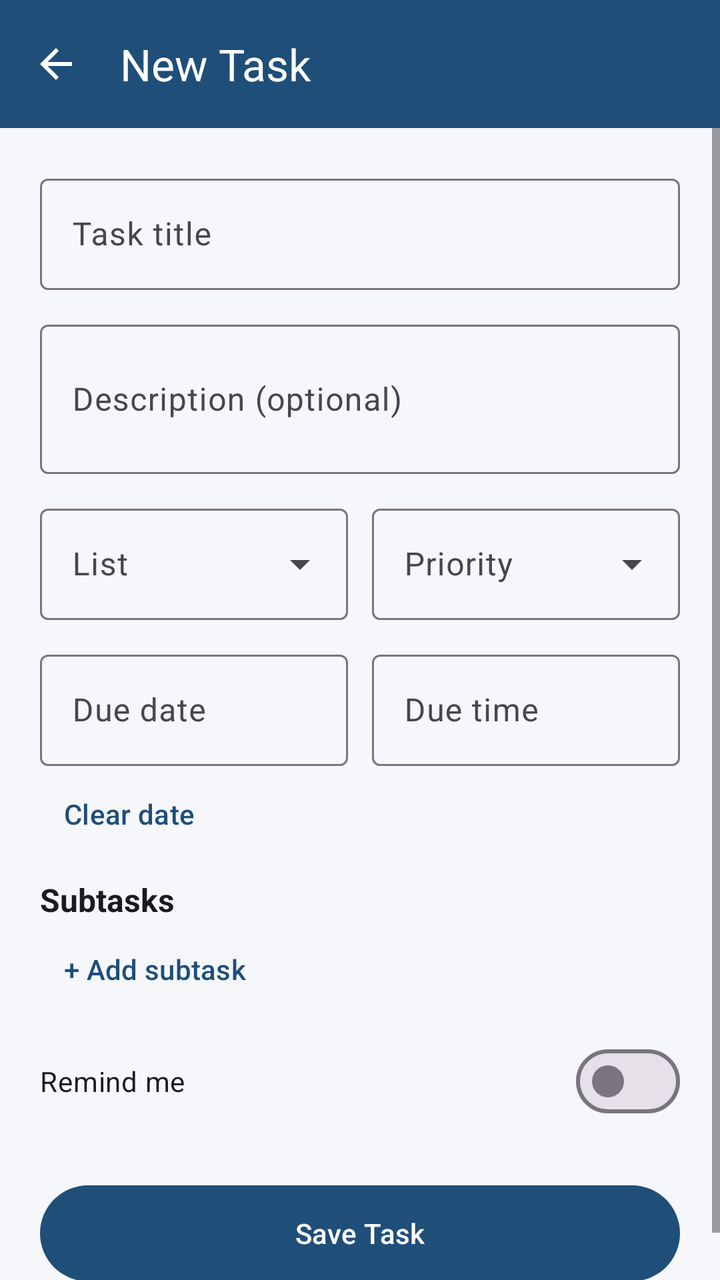
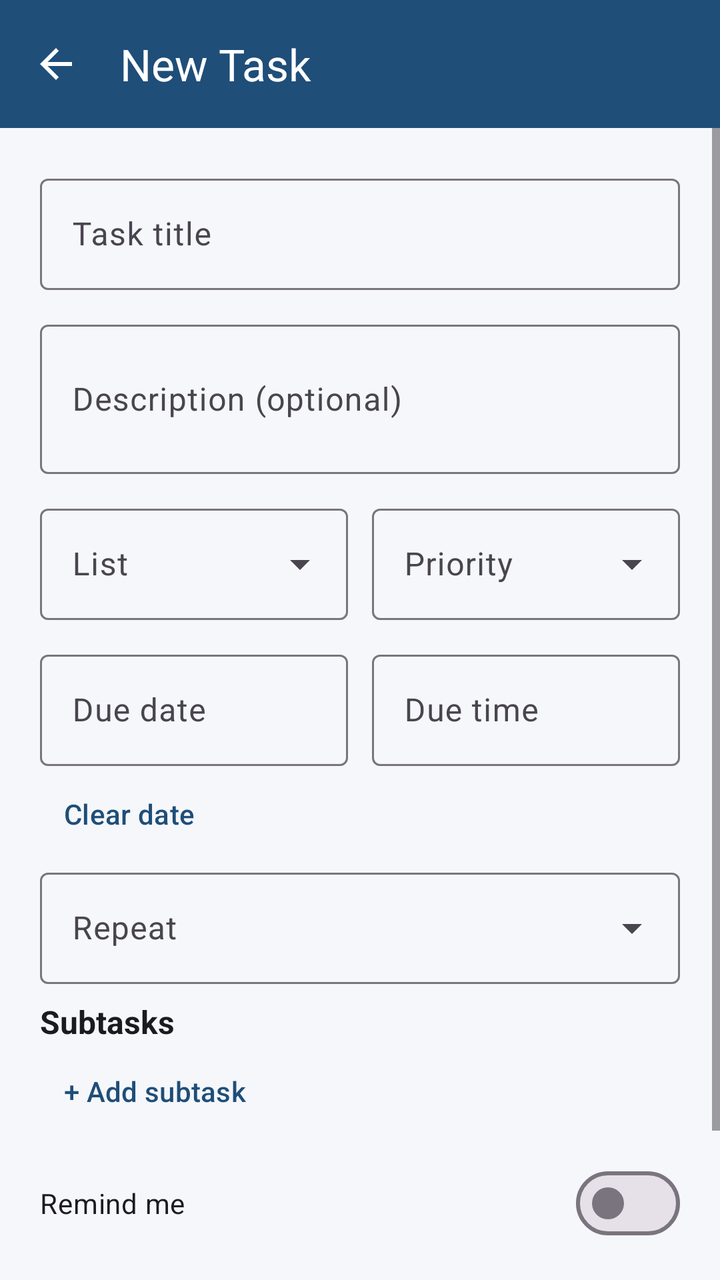

Screens rendered from an Android XML layout before and after an edit, with the pre-edit source and the edit as a unified diff.
<!-- AndroidManifest.xml: application theme Theme.TaskFlow -->
<!-- res/layout/activity_task_form.xml -->
<?xml version="1.0" encoding="utf-8"?>
<LinearLayout xmlns:android="http://schemas.android.com/apk/res/android"
    xmlns:app="http://schemas.android.com/apk/res-auto"
    android:layout_width="match_parent"
    android:layout_height="match_parent"
    android:orientation="vertical">

    <com.google.android.material.appbar.MaterialToolbar
        android:id="@+id/toolbar"
        android:layout_width="match_parent"
        android:layout_height="?attr/actionBarSize"
        android:background="@color/toolbar_bg"
        android:theme="@style/ThemeOverlay.AppCompat.Dark.ActionBar"
        app:navigationIcon="@drawable/ic_back"
        app:title="@string/title_new_task"
        app:titleTextColor="@color/white" />

    <ScrollView
        android:layout_width="match_parent"
        android:layout_height="0dp"
        android:layout_weight="1"
        android:fillViewport="true">

        <LinearLayout
            android:layout_width="match_parent"
            android:layout_height="wrap_content"
            android:orientation="vertical"
            android:padding="20dp">

            <com.google.android.material.textfield.TextInputLayout
                android:id="@+id/tilTitle"
                style="@style/Widget.Material3.TextInputLayout.OutlinedBox"
                android:layout_width="match_parent"
                android:layout_height="wrap_content"
                android:hint="@string/hint_task_title">

                <com.google.android.material.textfield.TextInputEditText
                    android:id="@+id/etTitle"
                    android:layout_width="match_parent"
                    android:layout_height="wrap_content"
                    android:inputType="textCapSentences"
                    android:maxLength="200" />
            </com.google.android.material.textfield.TextInputLayout>

            <com.google.android.material.textfield.TextInputLayout
                style="@style/Widget.Material3.TextInputLayout.OutlinedBox"
                android:layout_width="match_parent"
                android:layout_height="wrap_content"
                android:layout_marginTop="12dp"
                android:hint="@string/hint_task_desc">

                <com.google.android.material.textfield.TextInputEditText
                    android:id="@+id/etDescription"
                    android:layout_width="match_parent"
                    android:layout_height="wrap_content"
                    android:inputType="textMultiLine|textCapSentences"
                    android:maxLength="2000"
                    android:minLines="2" />
            </com.google.android.material.textfield.TextInputLayout>

            <LinearLayout
                android:layout_width="match_parent"
                android:layout_height="wrap_content"
                android:layout_marginTop="12dp"
                android:orientation="horizontal">

                <com.google.android.material.textfield.TextInputLayout
                    style="@style/Widget.Material3.TextInputLayout.OutlinedBox.ExposedDropdownMenu"
                    android:layout_width="0dp"
                    android:layout_height="wrap_content"
                    android:layout_marginEnd="6dp"
                    android:layout_weight="1"
                    android:hint="@string/hint_list">

                    <AutoCompleteTextView
                        android:id="@+id/acList"
                        android:layout_width="match_parent"
                        android:layout_height="wrap_content"
                        android:inputType="none" />
                </com.google.android.material.textfield.TextInputLayout>

                <com.google.android.material.textfield.TextInputLayout
                    style="@style/Widget.Material3.TextInputLayout.OutlinedBox.ExposedDropdownMenu"
                    android:layout_width="0dp"
                    android:layout_height="wrap_content"
                    android:layout_marginStart="6dp"
                    android:layout_weight="1"
                    android:hint="@string/hint_priority">

                    <AutoCompleteTextView
                        android:id="@+id/acPriority"
                        android:layout_width="match_parent"
                        android:layout_height="wrap_content"
                        android:inputType="none" />
                </com.google.android.material.textfield.TextInputLayout>
            </LinearLayout>

            <LinearLayout
                android:layout_width="match_parent"
                android:layout_height="wrap_content"
                android:layout_marginTop="12dp"
                android:orientation="horizontal">

                <com.google.android.material.textfield.TextInputLayout
                    style="@style/Widget.Material3.TextInputLayout.OutlinedBox"
                    android:layout_width="0dp"
                    android:layout_height="wrap_content"
                    android:layout_marginEnd="6dp"
                    android:layout_weight="1"
                    android:hint="@string/hint_due_date">

                    <com.google.android.material.textfield.TextInputEditText
                        android:id="@+id/etDate"
                        android:layout_width="match_parent"
                        android:layout_height="wrap_content"
                        android:focusable="false"
                        android:inputType="none" />
                </com.google.android.material.textfield.TextInputLayout>

                <com.google.android.material.textfield.TextInputLayout
                    style="@style/Widget.Material3.TextInputLayout.OutlinedBox"
                    android:layout_width="0dp"
                    android:layout_height="wrap_content"
                    android:layout_marginStart="6dp"
                    android:layout_weight="1"
                    android:hint="@string/hint_due_time">

                    <com.google.android.material.textfield.TextInputEditText
                        android:id="@+id/etTime"
                        android:layout_width="match_parent"
                        android:layout_height="wrap_content"
                        android:focusable="false"
                        android:inputType="none" />
                </com.google.android.material.textfield.TextInputLayout>
            </LinearLayout>

            <com.google.android.material.button.MaterialButton
                android:id="@+id/btnClearDate"
                style="@style/Widget.Material3.Button.TextButton"
                android:layout_width="wrap_content"
                android:layout_height="wrap_content"
                android:text="@string/btn_clear_date" />

            <TextView
                android:layout_width="wrap_content"
                android:layout_height="wrap_content"
                android:layout_marginTop="8dp"
                android:text="@string/label_subtasks"
                android:textColor="?attr/colorOnSurface"
                android:textSize="16sp"
                android:textStyle="bold" />

            <LinearLayout
                android:id="@+id/subtaskContainer"
                android:layout_width="match_parent"
                android:layout_height="wrap_content"
                android:orientation="vertical" />

            <com.google.android.material.button.MaterialButton
                android:id="@+id/btnAddSubtask"
                style="@style/Widget.Material3.Button.TextButton"
                android:layout_width="wrap_content"
                android:layout_height="wrap_content"
                android:text="@string/btn_add_subtask" />

            <com.google.android.material.materialswitch.MaterialSwitch
                android:id="@+id/switchRemind"
                android:layout_width="match_parent"
                android:layout_height="wrap_content"
                android:layout_marginTop="8dp"
                android:text="@string/label_remind" />

            <com.google.android.material.button.MaterialButton
                android:id="@+id/btnSave"
                android:layout_width="match_parent"
                android:layout_height="56dp"
                android:layout_marginTop="24dp"
                android:text="@string/btn_save_task" />
        </LinearLayout>
    </ScrollView>
</LinearLayout>
<!-- resources referenced by this layout -->
<resources>
  <color name="toolbar_bg">#1F4E79</color>
  <color name="white">#FFFFFF</color>
  <!-- drawable ic_back (drawable) -->
  <vector xmlns:android="http://schemas.android.com/apk/res/android" android:width="24dp" android:height="24dp" android:viewportWidth="24" android:viewportHeight="24">
      <path android:fillColor="#FFFFFF" android:pathData="M20,11H7.83l5.59,-5.59L12,4l-8,8 8,8 1.41,-1.41L7.83,13H20v-2z" />
  </vector>
  <string name="btn_add_subtask">+ Add subtask</string>
  <string name="btn_clear_date">Clear date</string>
  <string name="btn_save_task">Save Task</string>
  <string name="hint_due_date">Due date</string>
  <string name="hint_due_time">Due time</string>
  <string name="hint_list">List</string>
  <string name="hint_priority">Priority</string>
  <string name="hint_task_desc">Description (optional)</string>
  <string name="hint_task_title">Task title</string>
  <string name="label_remind">Remind me</string>
  <string name="label_subtasks">Subtasks</string>
  <string name="title_new_task">New Task</string>
  <style name="Theme.TaskFlow" parent="Theme.Material3.DayNight.NoActionBar">
          <item name="colorPrimary">@color/brand_primary</item>
          <item name="colorOnPrimary">@color/brand_on_primary</item>
          <item name="colorSecondary">@color/brand_green</item>
          <item name="colorOnSecondary">@color/white</item>
          <item name="colorSecondaryContainer">@color/secondary_container</item>
          <item name="colorOnSecondaryContainer">@color/on_secondary_container</item>
          <item name="colorSurface">@color/surface</item>
          <item name="colorOnSurface">@color/on_surface</item>
          <item name="colorError">@color/danger</item>
          <item name="android:colorBackground">@color/page_bg</item>
          <item name="android:statusBarColor">@color/toolbar_bg</item>
          <item name="android:windowLightStatusBar">false</item>
      </style>
  <color name="brand_primary">#1F4E79</color>
  <color name="brand_on_primary">#FFFFFF</color>
  <color name="brand_green">#2D9B6F</color>
  <color name="secondary_container">#CDEBDD</color>
  <color name="on_secondary_container">#0B3B28</color>
  <color name="surface">#FFFFFF</color>
  <color name="on_surface">#1B1B1F</color>
  <color name="danger">#C62828</color>
  <color name="page_bg">#F5F7FA</color>
</resources>

<!-- the commit's change to res/layout/activity_task_form.xml (unified diff, before → after) -->
@@ -16,6 +16,7 @@
         app:titleTextColor="@color/white" />
 
     <ScrollView
+        android:id="@+id/scroll"
         android:layout_width="match_parent"
         android:layout_height="0dp"
         android:layout_weight="1"
@@ -107,7 +108,8 @@
                     android:layout_height="wrap_content"
                     android:layout_marginEnd="6dp"
                     android:layout_weight="1"
-                    android:hint="@string/hint_due_date">
+                    android:hint="@string/hint_due_date"
+                    android:id="@+id/tilDate">
 
                     <com.google.android.material.textfield.TextInputEditText
                         android:id="@+id/etDate"
@@ -140,6 +142,19 @@
                 android:layout_width="wrap_content"
                 android:layout_height="wrap_content"
                 android:text="@string/btn_clear_date" />
+
+            <com.google.android.material.textfield.TextInputLayout
+                style="@style/Widget.Material3.TextInputLayout.OutlinedBox.ExposedDropdownMenu"
+                android:layout_width="match_parent"
+                android:layout_height="wrap_content"
+                android:hint="@string/hint_repeat">
+
+                <AutoCompleteTextView
+                    android:id="@+id/acRepeat"
+                    android:layout_width="match_parent"
+                    android:layout_height="wrap_content"
+                    android:inputType="none" />
+            </com.google.android.material.textfield.TextInputLayout>
 
             <TextView
                 android:layout_width="wrap_content"
<!-- resource entries referenced after the edit -->
@@ -13,6 +13,7 @@
   <string name="hint_due_time">Due time</string>
   <string name="hint_list">List</string>
   <string name="hint_priority">Priority</string>
+  <string name="hint_repeat">Repeat</string>
   <string name="hint_task_desc">Description (optional)</string>
   <string name="hint_task_title">Task title</string>
   <string name="label_remind">Remind me</string>
